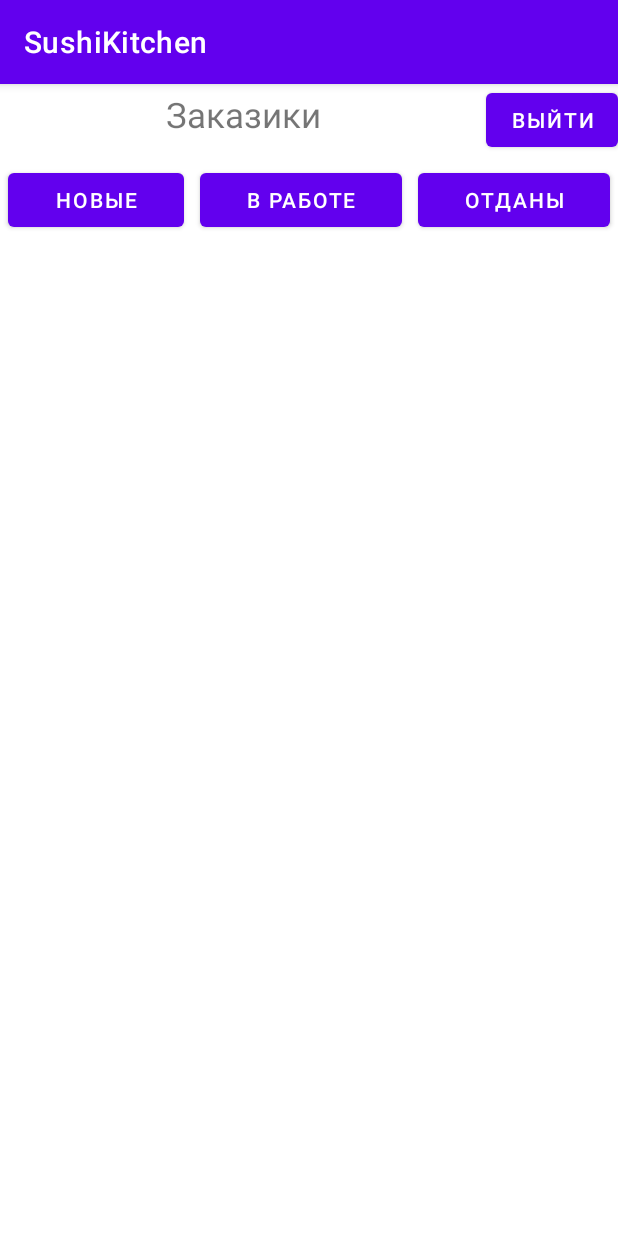
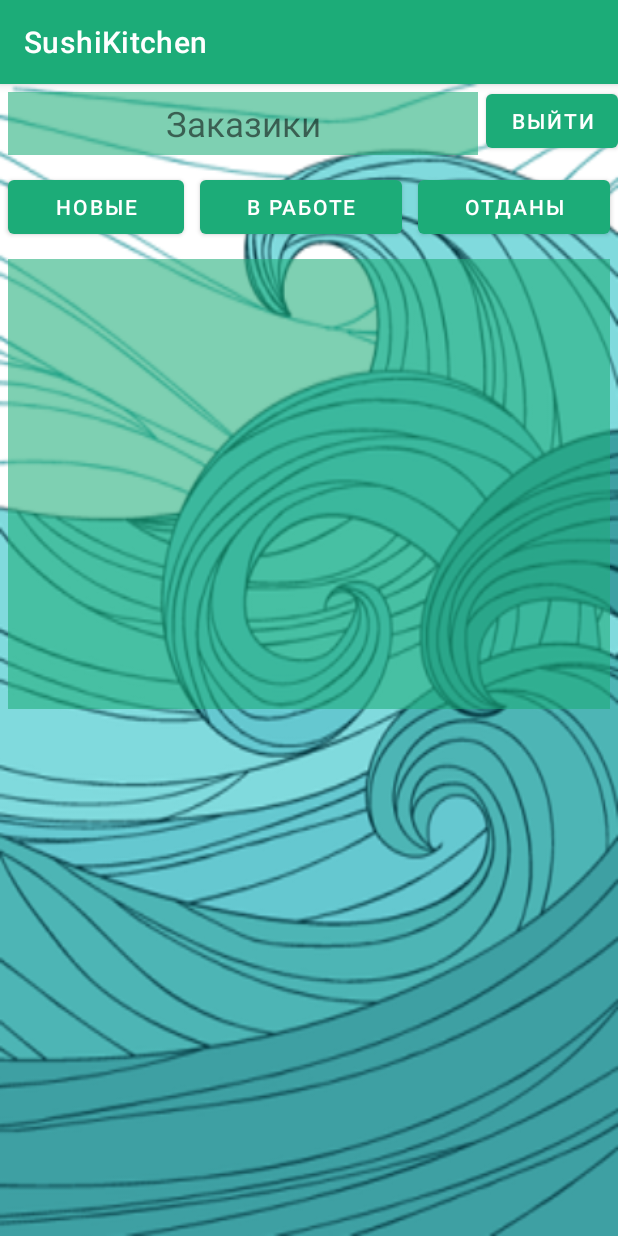
Before and after one commit to sonnne34/DeliveryAppAdminka, an Android app: the MainActivity screen opened directly, with no data from a screen before it, on a phone screen of 412 x 824 dp. Run offline under Robolectric (Android 15) with nearby library versions, the phone set to English and light mode, and no system bars; our stand-ins replace Firebase (no records; nobody signed in at launch, a user with empty details on screens opened directly).

Commit message:
31.05.2021 Южакова

```diff
--- a/app/src/main/res/layout/activity_main.xml
+++ b/app/src/main/res/layout/activity_main.xml
@@ -5,6 +5,7 @@
     android:layout_width="match_parent"
     android:layout_height="match_parent"
     android:orientation="vertical"
+    android:background="@drawable/background_apppp"
     tools:context=".activity.MainActivity">
 
     <LinearLayout
@@ -18,6 +19,9 @@
             android:layout_weight="1"
             android:gravity="center"
             android:textSize="23dp"
+            android:layout_margin="5dp"
+            android:padding="5dp"
+            android:background="@color/colorgreentrans"
             android:text="Заказики"/>
 
         <Button
@@ -63,7 +67,8 @@
     <androidx.recyclerview.widget.RecyclerView
         android:id="@+id/rv_order"
         android:layout_margin="5dp"
+        android:background="@color/colorgreentrans"
         android:layout_width="match_parent"
-        android:layout_height="wrap_content"/>
+        android:layout_height="300dp"/>
 
 </LinearLayout>
--- a/app/src/main/res/values/colors.xml
+++ b/app/src/main/res/values/colors.xml
@@ -1,12 +1,18 @@
 <?xml version="1.0" encoding="utf-8"?>
 <resources>
     <color name="purple_200">#FFBB86FC</color>
-    <color name="purple_500">#FF6200EE</color>
-    <color name="purple_700">#FF3700B3</color>
+    <color name="purple_500">#1cac78</color>
+    <color name="purple_700">#901cac78</color>
+
+<!--    <color name="purple_500">#FF6200EE</color>-->
+<!--    <color name="purple_700">#FF3700B3</color>-->
+
     <color name="teal_200">#FF03DAC5</color>
     <color name="teal_700">#FF018786</color>
     <color name="black">#FF000000</color>
     <color name="white">#FFFFFFFF</color>
+
+    <color name="colorgreentrans">#901cac78</color>
 
 
 
```
Also changed, not shown: app/src/main/res/layout/activity_email_password.xml (+17 -0 lines), app/src/main/res/drawable/background_apppp.png (added), 3 other files.
